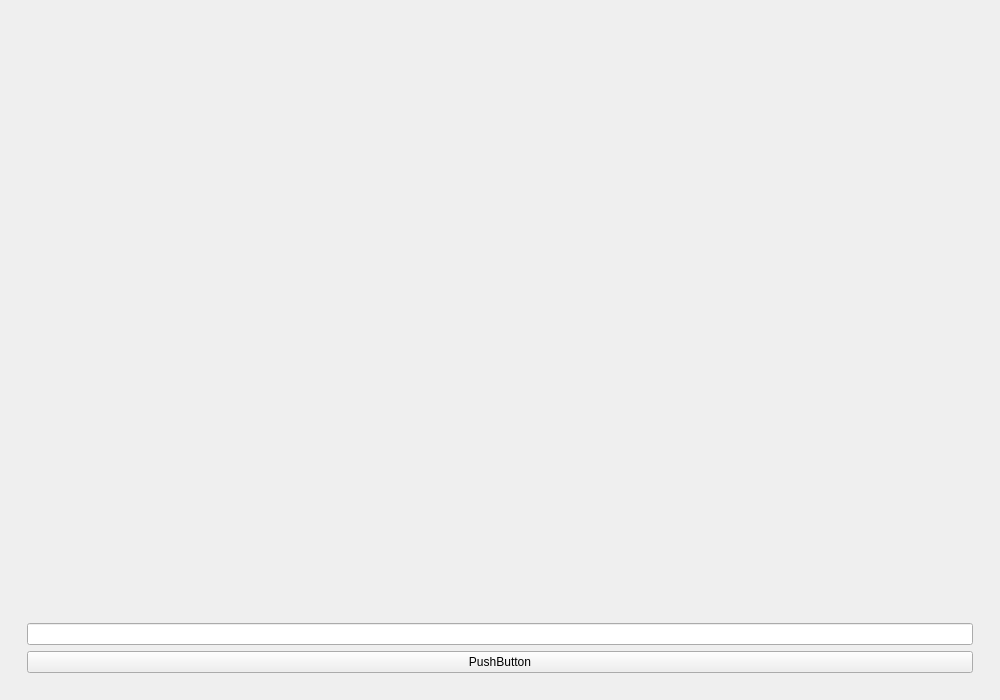
Above: Xefexcel/mainwindow.ui from OskarPodgorski/Xefexcel before the change. Below: the same form after it.
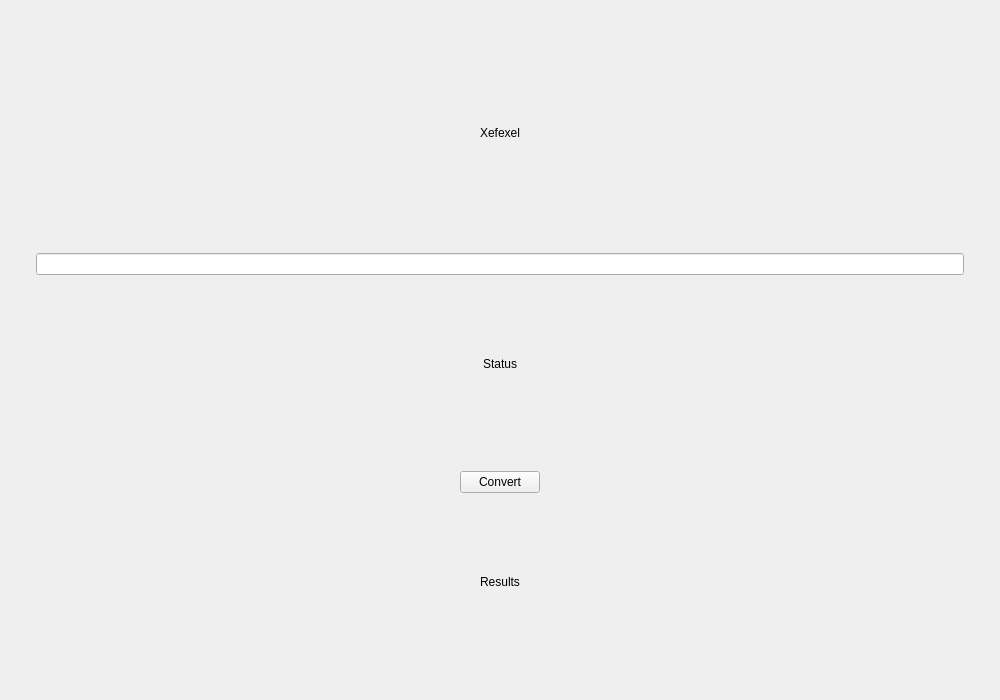
That is the form after the change.

Commit message: improvements in designer widgets alignment

```diff
--- a/Xefexcel/mainwindow.ui
+++ b/Xefexcel/mainwindow.ui
@@ -18,17 +18,62 @@
     <item>
      <widget class="QWidget" name="horLayout" native="true">
       <layout class="QHBoxLayout" name="horizontalLayout">
-       <item alignment="Qt::AlignmentFlag::AlignBottom">
+       <item>
         <widget class="QWidget" name="verLayout" native="true">
          <layout class="QVBoxLayout" name="verticalLayout">
-          <item>
-           <widget class="QLineEdit" name="lineEdit"/>
+          <item alignment="Qt::AlignmentFlag::AlignHCenter">
+           <widget class="QWidget" name="topWidget" native="true">
+            <layout class="QVBoxLayout" name="verticalLayout_4">
+             <item>
+              <widget class="QLabel" name="titleLabel">
+               <property name="text">
+                <string>Xefexel</string>
+               </property>
+              </widget>
+             </item>
+            </layout>
+           </widget>
           </item>
           <item>
-           <widget class="QPushButton" name="pushButton">
-            <property name="text">
-             <string>PushButton</string>
-            </property>
+           <widget class="QWidget" name="midWidget" native="true">
+            <layout class="QVBoxLayout" name="verticalLayout_2">
+             <item>
+              <widget class="QLineEdit" name="urlLine"/>
+             </item>
+             <item>
+              <widget class="QLabel" name="statusLabel">
+               <property name="text">
+                <string>Status</string>
+               </property>
+               <property name="alignment">
+                <set>Qt::AlignmentFlag::AlignCenter</set>
+               </property>
+              </widget>
+             </item>
+            </layout>
+           </widget>
+          </item>
+          <item alignment="Qt::AlignmentFlag::AlignHCenter">
+           <widget class="QWidget" name="bottomWidget" native="true">
+            <layout class="QVBoxLayout" name="verticalLayout_3">
+             <item>
+              <widget class="QPushButton" name="convertButton">
+               <property name="text">
+                <string>Convert</string>
+               </property>
+              </widget>
+             </item>
+             <item>
+              <widget class="QLabel" name="resultLabel">
+               <property name="text">
+                <string>Results</string>
+               </property>
+               <property name="alignment">
+                <set>Qt::AlignmentFlag::AlignCenter</set>
+               </property>
+              </widget>
+             </item>
+            </layout>
            </widget>
           </item>
          </layout>
```
